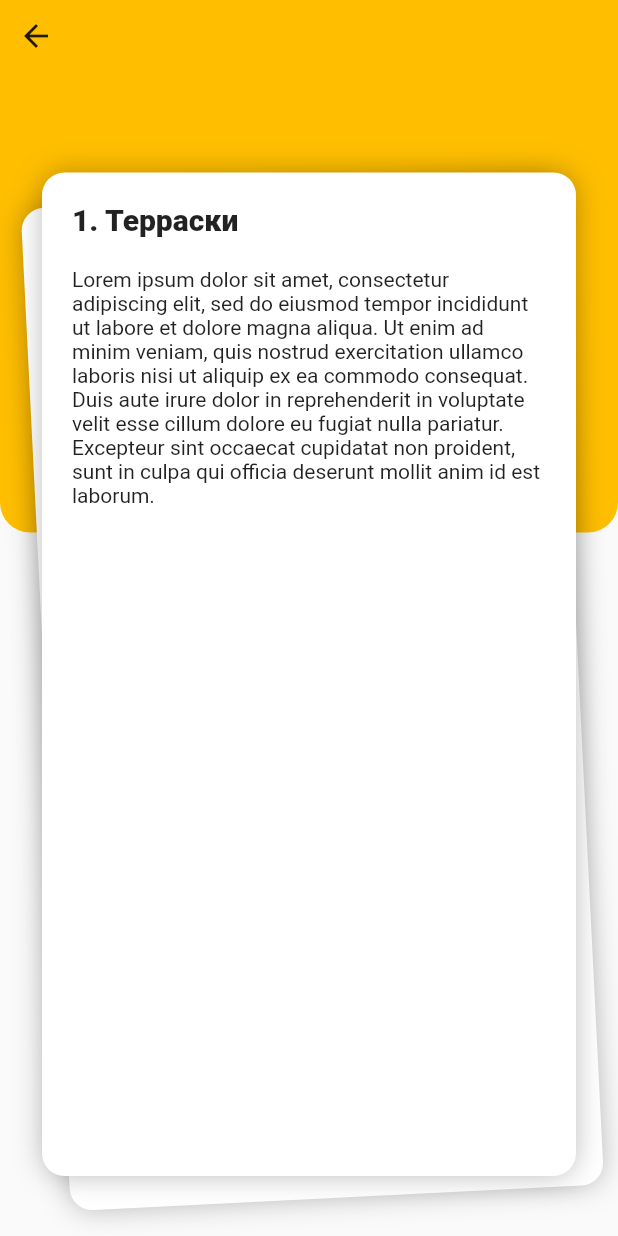
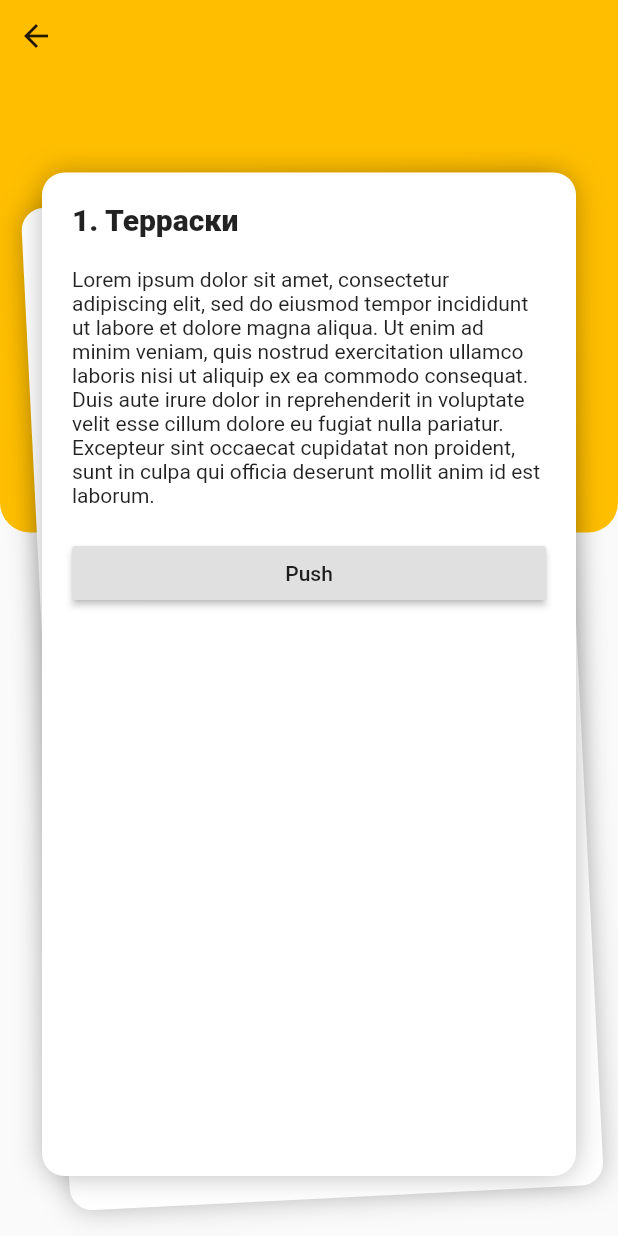
Before and after one commit to Andrushk/FlutterTurnPages, a Flutter app: the screen it shows after launch, after a tap on "Перелистыание через Stack с жестами", on a phone screen of 412 x 824 dp. Run offline on Flutter 3.47's test engine with Material 2 defaults, Android fonts, the phone set to English and light mode, and no system bars; our stand-ins replace rxdart.

Commit message:
fix: не работали кнопки

```diff
--- a/lib/gesture_detector.dart
+++ b/lib/gesture_detector.dart
@@ -97,9 +97,6 @@ class SwipeStack extends StatelessWidget {
           onHorizontalDragCancel: () {
             controller.cancel();
           },
-          child: Container(
-            color: Colors.transparent,
-          ),
         ),
       ],
     );
--- a/lib/page1.dart
+++ b/lib/page1.dart
@@ -16,7 +16,17 @@ class Page1 extends StatelessWidget {
             ),
           ),
           Container(height: 20),
-          Text('Lorem ipsum dolor sit amet, consectetur adipiscing elit, sed do eiusmod tempor incididunt ut labore et dolore magna aliqua. Ut enim ad minim veniam, quis nostrud exercitation ullamco laboris nisi ut aliquip ex ea commodo consequat. Duis aute irure dolor in reprehenderit in voluptate velit esse cillum dolore eu fugiat nulla pariatur. Excepteur sint occaecat cupidatat non proident, sunt in culpa qui officia deserunt mollit anim id est laborum.'),
+          Text(
+              'Lorem ipsum dolor sit amet, consectetur adipiscing elit, sed do eiusmod tempor incididunt ut labore et dolore magna aliqua. Ut enim ad minim veniam, quis nostrud exercitation ullamco laboris nisi ut aliquip ex ea commodo consequat. Duis aute irure dolor in reprehenderit in voluptate velit esse cillum dolore eu fugiat nulla pariatur. Excepteur sint occaecat cupidatat non proident, sunt in culpa qui officia deserunt mollit anim id est laborum.'),
+          Container(height: 20),
+          RaisedButton(
+            child: Text('Push'),
+            onPressed: () {
+              Scaffold.of(context).showSnackBar(SnackBar(
+                content: Text('hello world'),
+              ));
+            },
+          ),
         ],
       ),
     );
```
